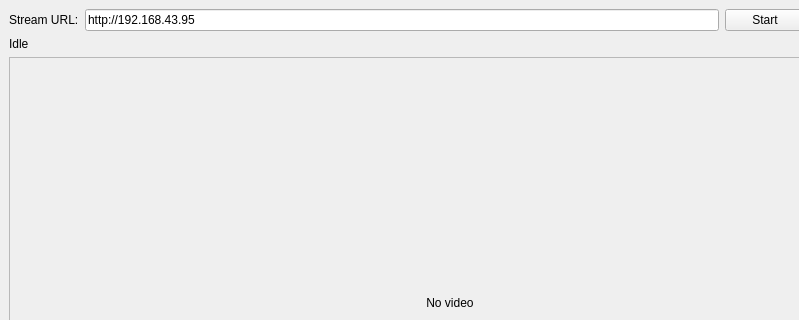
issaccheng2008/video_stream, file mainwindow.ui: the form before one commit; both pictures show x 0 to 799 and y 0 to 320 of the 900 by 600 pixel window.
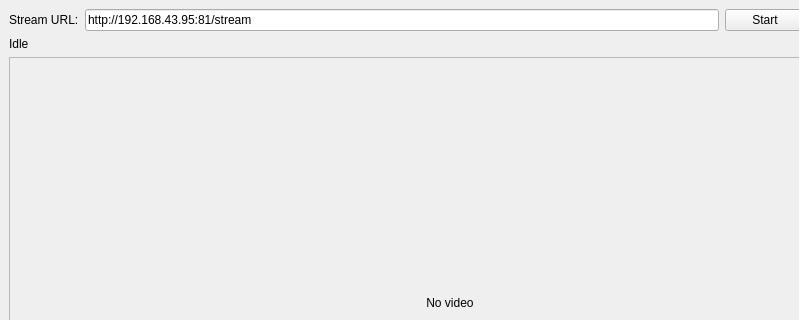
The form after the commit.

```diff
--- a/mainwindow.ui
+++ b/mainwindow.ui
@@ -27,7 +27,7 @@
       <item>
        <widget class="QLineEdit" name="urlLineEdit">
         <property name="text">
-         <string>http://192.168.43.95</string>
+         <string>http://192.168.43.95:81/stream</string>
         </property>
        </widget>
       </item>
```
Left out of the diff: 26 changed lines with no effect on the pictures.
